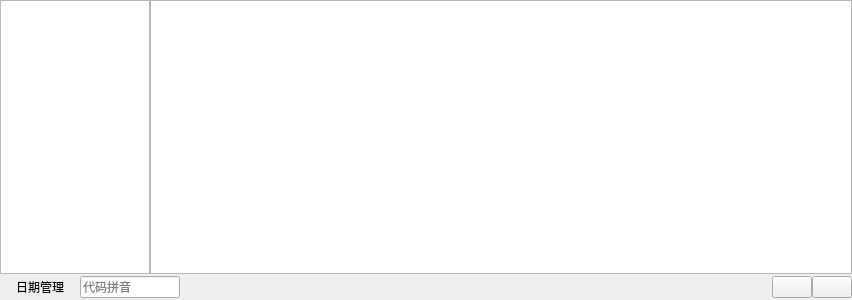
Before: the Qt Designer form dialog.ui in bnufree/Hq, drawn with Qt 5.
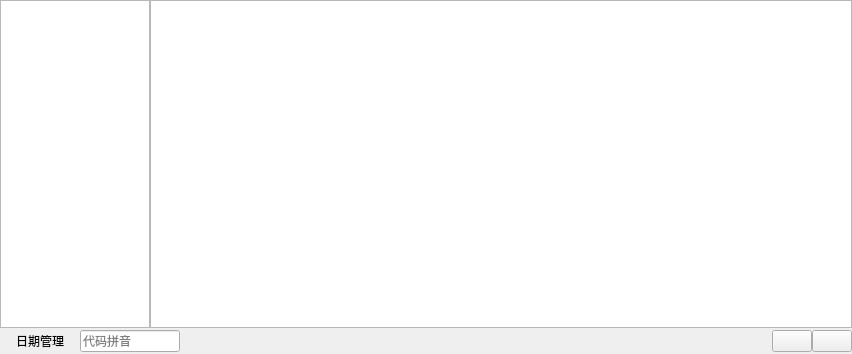
After: the same form once the commit is applied.

```diff
--- a/dialog.ui
+++ b/dialog.ui
@@ -7,7 +7,7 @@
     <x>0</x>
     <y>0</y>
     <width>852</width>
-    <height>300</height>
+    <height>354</height>
    </rect>
   </property>
   <property name="sizePolicy">
```
